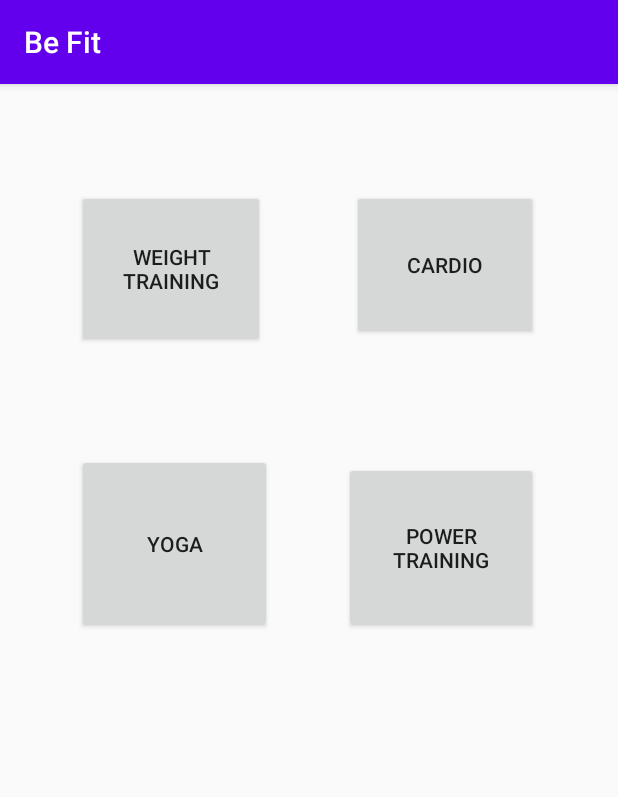
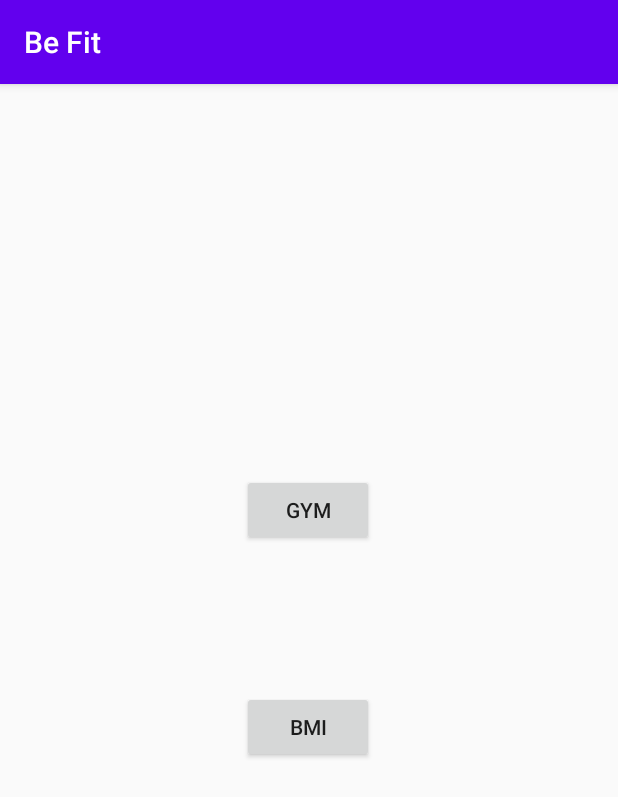
Before and after one commit to neeleshsaladi/Android-Project, an Android app: the DashboardActivity screen opened directly, with no data from a screen before it, on a phone screen of 412 x 824 dp. Shown: the top 797 px of the screen. Run offline under Robolectric (Android 15) with nearby library versions, the phone set to English and light mode, and no system bars.

Commit message:
Made some new changes in the dashboard activity xml.

```diff
--- a/BeFit/app/src/main/res/layout/activity_dashboard.xml
+++ b/BeFit/app/src/main/res/layout/activity_dashboard.xml
@@ -3,54 +3,29 @@
     xmlns:app="http://schemas.android.com/apk/res-auto"
     xmlns:tools="http://schemas.android.com/tools"
     android:layout_width="match_parent"
-    android:layout_height="match_parent"
-    tools:context=".DashboardActivity">
+    android:layout_height="match_parent">
 
     <Button
-        android:id="@+id/weight"
-        android:layout_width="125dp"
-        android:layout_height="105dp"
-        android:text="weight training"
+        android:id="@+id/Gym"
+        android:layout_width="wrap_content"
+        android:layout_height="wrap_content"
+        android:text="GYM"
         app:layout_constraintBottom_toBottomOf="parent"
         app:layout_constraintEnd_toEndOf="parent"
-        app:layout_constraintHorizontal_bias="0.178"
+        app:layout_constraintHorizontal_bias="0.498"
         app:layout_constraintStart_toStartOf="parent"
         app:layout_constraintTop_toTopOf="parent"
-        app:layout_constraintVertical_bias="0.107" />
+        app:layout_constraintVertical_bias="0.361" />
 
     <Button
-        android:id="@+id/cardio"
-        android:layout_width="124dp"
-        android:layout_height="100dp"
-        android:text="cardio"
+        android:id="@+id/BMI"
+        android:layout_width="wrap_content"
+        android:layout_height="wrap_content"
+        android:text="BMI"
         app:layout_constraintBottom_toBottomOf="parent"
         app:layout_constraintEnd_toEndOf="parent"
-        app:layout_constraintHorizontal_bias="0.815"
+        app:layout_constraintHorizontal_bias="0.498"
         app:layout_constraintStart_toStartOf="parent"
         app:layout_constraintTop_toTopOf="parent"
-        app:layout_constraintVertical_bias="0.106" />
-
-    <Button
-        android:id="@+id/yoga"
-        android:layout_width="130dp"
-        android:layout_height="119dp"
-        android:text="yoga"
-        app:layout_constraintBottom_toBottomOf="parent"
-        app:layout_constraintEnd_toEndOf="parent"
-        app:layout_constraintHorizontal_bias="0.181"
-        app:layout_constraintStart_toStartOf="parent"
-        app:layout_constraintTop_toTopOf="parent"
-        app:layout_constraintVertical_bias="0.38" />
-
-    <Button
-        android:id="@+id/power"
-        android:layout_width="129dp"
-        android:layout_height="114dp"
-        android:text="power training"
-        app:layout_constraintBottom_toBottomOf="parent"
-        app:layout_constraintEnd_toEndOf="parent"
-        app:layout_constraintHorizontal_bias="0.812"
-        app:layout_constraintStart_toStartOf="parent"
-        app:layout_constraintTop_toTopOf="parent"
-        app:layout_constraintVertical_bias="0.385" />
+        app:layout_constraintVertical_bias="0.562" />
 </androidx.constraintlayout.widget.ConstraintLayout>
```
